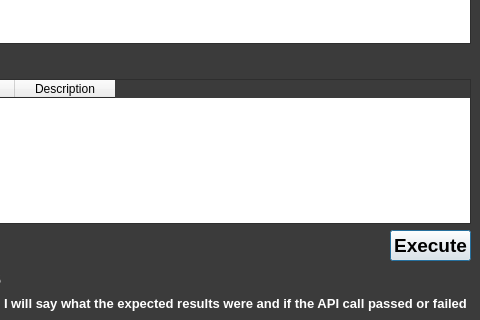
Before: the Qt Designer form TAEval-Client/apiwindow.ui in wfairclough/TAE, drawn with Qt 5; both pictures show x 340 to 820 and y 320 to 640 of the 820 by 640 pixel window.
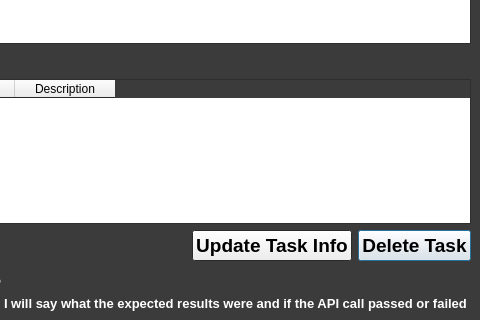
After: the same form once the commit is applied.

Commit message: Added an update task info button and renamed a couple views

Diff of the .ui file:
```diff
--- a/TAEval-Client/apiwindow.ui
+++ b/TAEval-Client/apiwindow.ui
@@ -568,12 +568,19 @@
               </spacer>
              </item>
              <item>
-              <widget class="QPushButton" name="dt_execute">
+              <widget class="QPushButton" name="mt_update">
+               <property name="text">
+                <string>Update Task Info</string>
+               </property>
+              </widget>
+             </item>
+             <item>
+              <widget class="QPushButton" name="mt_delete">
                <property name="autoFillBackground">
                 <bool>false</bool>
                </property>
                <property name="text">
-                <string>Execute</string>
+                <string>Delete Task</string>
                </property>
                <property name="checkable">
                 <bool>false</bool>
```
Left out of the diff: 16 changed lines with no effect on the pictures. The commit also changes 2 other files.
